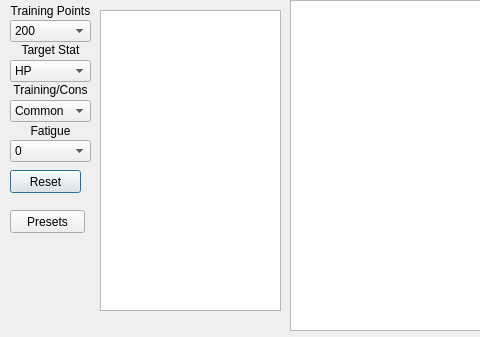
Before: the Qt Designer form _internal/pss-ttt-crewtrainer.ui in arraken/pss-ttt, drawn with Qt 5; both pictures show x 0 to 480 and y 0 to 337 of the 803 by 337 pixel window.
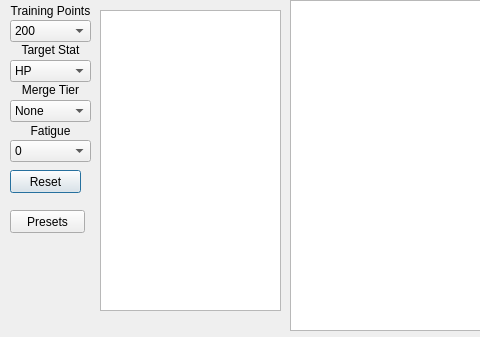
After: the same form once the commit is applied.

Patch:
```diff
--- a/_internal/pss-ttt-crewtrainer.ui
+++ b/_internal/pss-ttt-crewtrainer.ui
@@ -142,7 +142,7 @@
    </property>
    <item>
     <property name="text">
-     <string>Common</string>
+     <string>None</string>
     </property>
    </item>
    <item>
@@ -263,7 +263,7 @@
     </rect>
    </property>
    <property name="text">
-    <string>Training/Cons</string>
+    <string>Merge Tier</string>
    </property>
    <property name="alignment">
     <set>Qt::AlignCenter</set>
```
Left out of the diff: 52 changed lines with no effect on the pictures.
